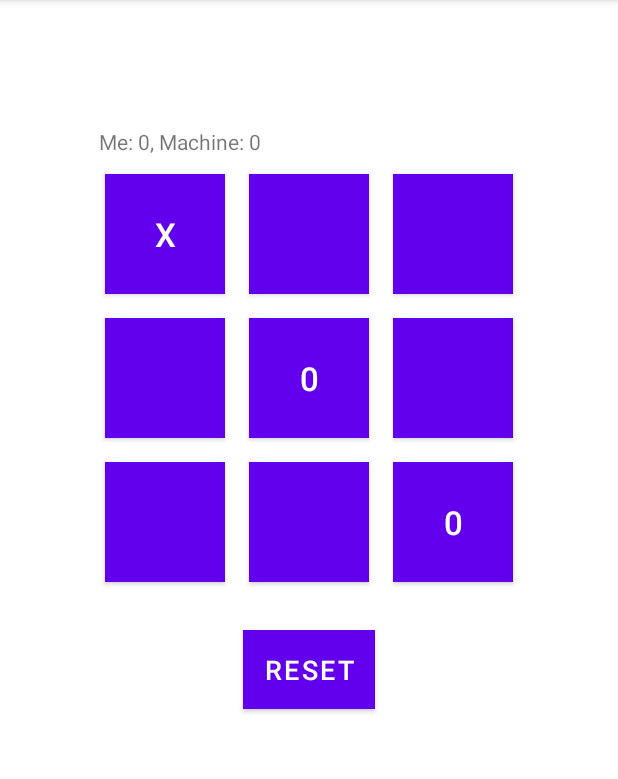
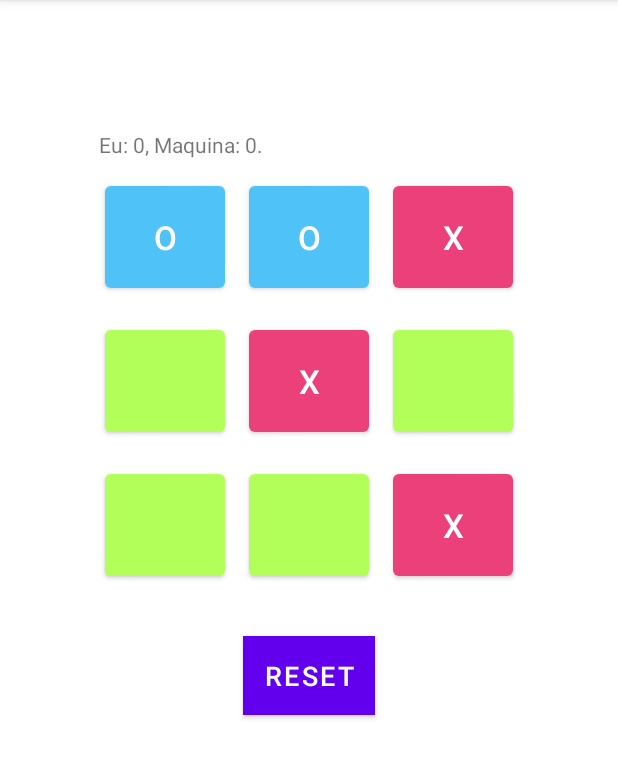
Before and after one commit to leoallvez/tic-tac-toe, an Android app: the screen it shows after launch (MainActivity), after a tap on an icon or button, on a phone screen of 412 x 824 dp, the part 84-863 px from its top. Run offline under Robolectric (Android 15) with nearby library versions, the phone set to English and light mode, and no system bars; our stand-ins replace data binding; 3 other taps on this screen came first.

Commit message:
diversos ajustes

```diff
--- a/app/build.gradle
+++ b/app/build.gradle
@@ -1,7 +1,6 @@
 plugins {
     id 'com.android.application'
     id 'kotlin-android'
-    id 'kotlin-android-extensions'
 }
 
 android {
@@ -32,8 +31,9 @@ android {
     kotlinOptions {
         jvmTarget = '1.8'
     }
-    dataBinding {
-        enabled = true
+    buildFeatures {
+        dataBinding = true
+        viewBinding = true
     }
 }
 
--- a/app/src/main/java/io/github/leoallvez/tictactoe/model/Board.kt
+++ b/app/src/main/java/io/github/leoallvez/tictactoe/model/Board.kt
@@ -1,6 +1,6 @@
 package io.github.leoallvez.tictactoe.model
 
-typealias GetPositionFunction = () -> List<List<Cell>>
+import io.github.leoallvez.tictactoe.GetPositionFunction
 
 object Board {
 
@@ -70,15 +70,15 @@ object Board {
         return diagonalsList
     }
 
-    private fun getPositionsFuns(): List<GetPositionFunction> {
+    private fun getPositionsFunc(): List<GetPositionFunction> {
         return listOf<GetPositionFunction>(
             ::getRowsList, ::getColsList, ::getDiagList
         )
     }
 
     fun run(action: (List<Cell>) -> Unit) {
-        val getPositionFuns = getPositionsFuns()
-        getPositionFuns.forEach { getPosition ->
+        val getPositionFunc = getPositionsFunc()
+        getPositionFunc.forEach { getPosition ->
             val position: List<List<Cell>> = getPosition.invoke()
             position.forEach { cells: List<Cell> ->
                 action(cells)
--- a/app/src/main/java/io/github/leoallvez/tictactoe/model/Cell.kt
+++ b/app/src/main/java/io/github/leoallvez/tictactoe/model/Cell.kt
@@ -16,8 +16,4 @@ class Cell(val row: Int, val col: Int) {
     fun isNotCenter(): Boolean {
         return !(row == 1 && col == 1)
     }
-
-    override fun toString(): String {
-        return "row: $row, col: $col, content: $content"
-    }
 }
--- a/app/src/main/java/io/github/leoallvez/tictactoe/model/HumanPlayer.kt
+++ b/app/src/main/java/io/github/leoallvez/tictactoe/model/HumanPlayer.kt
@@ -9,5 +9,6 @@ class HumanPlayer(seed: Seed, board: Board = Board) : Player(seed, board) {
         if (cell.isEmpty()) {
             cell.content = seed
         }
+        if (won()) { toScore() }
     }
 }
--- a/app/src/main/java/io/github/leoallvez/tictactoe/model/VirtualPlayer.kt
+++ b/app/src/main/java/io/github/leoallvez/tictactoe/model/VirtualPlayer.kt
@@ -7,6 +7,7 @@ class VirtualPlayer(seed: Seed, board: Board = Board) : Player(seed, board) {
 
     val opponentSeed by lazy { if(seed == Seed.X) Seed.O else Seed.X }
 
+    //TODO: make a game level
     private val rules by lazy {
         listOf<() -> Boolean> (::rule1, ::rule2, ::rule3, ::rule4, ::rule5, ::rule6)
     }
@@ -21,13 +22,14 @@ class VirtualPlayer(seed: Seed, board: Board = Board) : Player(seed, board) {
                 cell.content = seed
                 return true
             }
-        } while (checkedCells.size != 9)
+        } while (checkedCells.size <= 8)
         return false
     }
 
     fun play(): Boolean {
         rules.forEach { rule ->
             if(rule.invoke()) {
+                if (won()) { toScore() }
                 return@play true
             }
         }
@@ -51,14 +53,22 @@ class VirtualPlayer(seed: Seed, board: Board = Board) : Player(seed, board) {
         return play
     }
 
-    // 2 - caso contrário se algum movimento que cria uma linhas com
-    // duas casas ocupadas, faça ele.
+    /**
+     * 1 - If any movement creates a line with two occupied cells, do it.
+     * @return [Boolean] applied rule or not
+     */
     private fun rule1(): Boolean = rule0(seed)
 
-    // 1 - se o oponente ocupar duas casas seguidas, ocupe a terceira
+    /**
+     * 2 - If the opponent occupies two cells in a row, occupy the third.
+     * @return [Boolean] applied rule or not
+     */
     private fun rule2(): Boolean = rule0(opponentSeed)
 
-    // 3 - caso contrário, se o espaço do centro estive vazio, ocupe ele
+    /**
+     * 3 - Otherwise, if the central space is empty, occupy it.
+     * @return [Boolean] applied rule or not
+     */
     private fun rule3(): Boolean {
         val cell = board.cells[1][1]
         if (cell.isEmpty()) {
@@ -68,7 +78,10 @@ class VirtualPlayer(seed: Seed, board: Board = Board) : Player(seed, board) {
         return false
     }
 
-    // 4 - caso contrário, se o oponente preencheu uma quina, preencha a quina contrária.
+    /**
+     * 4 - Otherwise, if the opponent has filled in a corner, fill in the opposite corner.
+     * @return [Boolean] applied rule or not
+     */
     private fun rule4(): Boolean {
         val diagonalCells = board.getDiagList()
         diagonalCells.forEach { cells ->
@@ -85,7 +98,10 @@ class VirtualPlayer(seed: Seed, board: Board = Board) : Player(seed, board) {
         return false
     }
 
-    // 5 - caso contrário, se tiver uma quina vázia preencha ela.
+    /**
+     * 5 - Otherwise, if you have an empty corner, fill it out.
+     * @return [Boolean] applied rule or not
+     */
     private fun rule5(): Boolean {
         val diagonals = board.getDiagList()
         diagonals.forEach { cells ->
@@ -99,6 +115,9 @@ class VirtualPlayer(seed: Seed, board: Board = Board) : Player(seed, board) {
         return false
     }
 
-    // 6 - se nenhuma dessas condições acontencer, pode preencher qualquer espaço vázio.
+    /**
+     * 6 - if none of these conditions happens, you can fill any empty cell.
+     * @return [Boolean] applied rule or not
+     */
     private fun rule6(): Boolean = randomPlay()
 }
--- a/app/src/main/java/io/github/leoallvez/tictactoe/oneplayer/GameRepository.kt
+++ b/app/src/main/java/io/github/leoallvez/tictactoe/oneplayer/GameRepository.kt
@@ -2,6 +2,8 @@ package io.github.leoallvez.tictactoe.oneplayer
 
 import androidx.lifecycle.LiveData
 import androidx.lifecycle.MutableLiveData
+import io.github.leoallvez.tictactoe.LivePoints
+import io.github.leoallvez.tictactoe.MutableLivePoints
 import io.github.leoallvez.tictactoe.Seed
 import io.github.leoallvez.tictactoe.model.Board
 import io.github.leoallvez.tictactoe.model.HumanPlayer
@@ -9,14 +11,11 @@ import io.github.leoallvez.tictactoe.model.VirtualPlayer
 
 class GameRepository : IGameRepository {
 
-    private val humanPlayer = HumanPlayer(Seed.O)
-    private val virtualPlayer = VirtualPlayer(Seed.X)
-    //TODO put the points in a pair;
-    private val points: MutableLiveData<String> = MutableLiveData(
-            "Me: 0, Machine: 0"
-    )
+    private val humanPlayer by lazy { HumanPlayer(Seed.O) }
+    private val virtualPlayer by lazy { VirtualPlayer(Seed.X) }
 
-    override fun getPoints(): LiveData<String> = points
+    private val points: MutableLivePoints = MutableLiveData(Pair(0, 0))
+    override fun getPoints(): LivePoints = points
 
     private val board: MutableLiveData<Board> = MutableLiveData(Board)
     override fun getBoard(): LiveData<Board> = board
@@ -25,17 +24,11 @@ class GameRepository : IGameRepository {
     override fun play(row: Int, col: Int) {
         if (notGameOver(row, col)) {
             humanPlayer.play(row, col)
-            if (humanPlayer.won()) { humanPlayer.toScore() }
-            if (notGameOver(row, col).not()) {
-                if (virtualPlayer.won().not()) {
-                    virtualPlayer.play()
-                    if (virtualPlayer.won()) {
-                        virtualPlayer.toScore()
-                    }
-                }
+            if (nobodyWon()) {
+                virtualPlayer.play()
             }
-            updateLiveData()
         }
+        updateLiveData()
     }
 
     override fun startGame() {
@@ -46,12 +39,15 @@ class GameRepository : IGameRepository {
 
     private fun notGameOver(row: Int, col: Int): Boolean {
         val isEmptyPosition = Board.cells[row][col].isEmpty()
-        val someOneWon = humanPlayer.won() || virtualPlayer.won()
-        return isEmptyPosition && someOneWon.not()
+        return isEmptyPosition && nobodyWon()
+    }
+
+    private fun nobodyWon(): Boolean  {
+        return humanPlayer.won().not() && virtualPlayer.won().not()
     }
 
     private fun updateLiveData() {
         board.value = Board
-        points.value = "Me: ${humanPlayer.points}, Machine: ${virtualPlayer.points}"
+        points.value = Pair(humanPlayer.points, virtualPlayer.points)
     }
 }
--- a/app/src/main/java/io/github/leoallvez/tictactoe/oneplayer/IGameRepository.kt
+++ b/app/src/main/java/io/github/leoallvez/tictactoe/oneplayer/IGameRepository.kt
@@ -5,7 +5,7 @@ import io.github.leoallvez.tictactoe.model.Board
 
 interface IGameRepository {
 
-    fun getPoints(): LiveData<String>
+    fun getPoints(): LiveData<Pair<Int, Int>>
 
     fun getBoard(): LiveData<Board>
 
--- a/app/src/main/java/io/github/leoallvez/tictactoe/oneplayer/OnePlayerFragment.kt
+++ b/app/src/main/java/io/github/leoallvez/tictactoe/oneplayer/OnePlayerFragment.kt
@@ -32,16 +32,16 @@ class OnePlayerFragment : Fragment() {
         viewModel.getBoard().observe(viewLifecycleOwner, { board ->
             board?.run { row, col ->
                 when(board.cells[row][col].content) {
-                    Seed.O -> print(row, col, R.color.lightBlue, "X")
-                    Seed.X -> print(row, col, R.color.lightPink, "0")
+                    Seed.O -> print(row, col, R.color.lightBlue, "O")
+                    Seed.X -> print(row, col, R.color.lightPink, "X")
                     else   -> print(row, col, R.color.colorGreen, null)
                 }
             }
         })
         viewModel.getPoints().observe(viewLifecycleOwner, { points ->
-            points?.let {
-                binding.points.text = points
-            }
+            val human = points.first
+            val machine = points.second
+            binding.points.text = getString(R.string.score, human, machine)
         })
     }
 
--- a/app/src/main/java/io/github/leoallvez/tictactoe/oneplayer/OnePlayerViewModel.kt
+++ b/app/src/main/java/io/github/leoallvez/tictactoe/oneplayer/OnePlayerViewModel.kt
@@ -2,11 +2,12 @@ package io.github.leoallvez.tictactoe.oneplayer
 
 import androidx.lifecycle.LiveData
 import androidx.lifecycle.ViewModel
+import io.github.leoallvez.tictactoe.LivePoints
 import io.github.leoallvez.tictactoe.model.Board
 
 class OnePlayerViewModel(private val repository: IGameRepository) : ViewModel() {
 
-    fun getPoints(): LiveData<String> {
+    fun getPoints(): LivePoints {
         return repository.getPoints()
     }
 
--- /dev/null
+++ b/app/src/main/java/io/github/leoallvez/tictactoe/typealias.kt
@@ -0,0 +1,9 @@
+package io.github.leoallvez.tictactoe
+
+import androidx.lifecycle.LiveData
+import androidx.lifecycle.MutableLiveData
+import io.github.leoallvez.tictactoe.model.Cell
+
+typealias LivePoints = LiveData<Pair<Int, Int>>
+typealias MutableLivePoints = MutableLiveData<Pair<Int, Int>>
+typealias GetPositionFunction = () -> List<List<Cell>>
--- a/app/src/main/res/layout/activity_main.xml
+++ b/app/src/main/res/layout/activity_main.xml
@@ -1,7 +1,6 @@
 <FrameLayout
     xmlns:android="http://schemas.android.com/apk/res/android"
     xmlns:app="http://schemas.android.com/apk/res-auto"
-    xmlns:tools="http://schemas.android.com/tools"
     android:layout_width="match_parent"
     android:layout_height="match_parent">
     <fragment
--- a/app/src/main/res/layout/cell.xml
+++ /dev/null
@@ -1,12 +0,0 @@
-<?xml version="1.0" encoding="utf-8"?>
-
-<Button
-    xmlns:android="http://schemas.android.com/apk/res/android"
-    android:layout_width="80dp"
-    android:layout_height="80dp"
-    android:textSize="22sp"
-    android:textColor="#FFFFFF"
-    android:background="#B2FF59"
-    android:gravity="center"
-    android:layout_margin="8dp"
-    style="@style/Widget.AppCompat.Button" />
--- a/app/src/main/res/layout/fragment_one_player.xml
+++ b/app/src/main/res/layout/fragment_one_player.xml
@@ -1,19 +1,20 @@
 <?xml version="1.0" encoding="utf-8"?>
-<layout>
+<layout xmlns:tools="http://schemas.android.com/tools">
     <data>
         <variable
             name="viewModel"
             type="io.github.leoallvez.tictactoe.oneplayer.OnePlayerViewModel" />
     </data>
-    <FrameLayout xmlns:android="http://schemas.android.com/apk/res/android"
-        xmlns:tools="http://schemas.android.com/tools"
-        android:layout_width="match_parent"
-        android:layout_height="match_parent"
-        tools:context=".oneplayer.OnePlayerFragment">
+<!--    <FrameLayout-->
+<!--        xmlns:android="http://schemas.android.com/apk/res/android"-->
+<!--        android:layout_width="match_parent"-->
+<!--        android:layout_height="match_parent"-->
+<!--        tools:context=".oneplayer.OnePlayerFragment">-->
         <RelativeLayout
             xmlns:android="http://schemas.android.com/apk/res/android"
             android:layout_width="match_parent"
-            android:layout_height="match_parent">
+            android:layout_height="match_parent"
+            tools:ignore="UselessParent">
             <!--Table Layout with 3 rows and each row with 3 buttons-->
             <TableLayout
                 android:id="@+id/glGameBoard"
@@ -23,129 +24,73 @@
                 android:layout_below="@+id/tvInfo"
                 android:rowCount="3"
                 android:columnCount="3"
-                android:padding="8dp">
+                android:padding="10dp">
                 <TextView
                     android:id="@+id/points"
                     android:layout_width="match_parent"
-                    android:text="@{viewModel.getPoints()}"
                     android:padding="4dp"
                     android:layout_height="wrap_content" />
                 <!--Row 1-->
                 <TableRow>
                     <Button
-                        android:id="@+id/btnRow0Col0"
+                        style="@style/Cell"
+                        android:tag="0:0"
                         android:layout_width="80dp"
                         android:layout_height="80dp"
-                        android:textSize="22sp"
-                        android:textColor="#FFFFFF"
-                        android:background="#B2FF59"
-                        android:gravity="center"
-                        android:layout_margin="8dp"
-                        style="@style/Widget.AppCompat.Button"
-                        android:tag="0:0"
                         android:onClick="@{() -> viewModel.play(0, 0)}"/>
                     <Button
-                        android:id="@+id/btnRow0Col1"
+                        style="@style/Cell"
+                        android:tag="0:1"
                         android:layout_width="80dp"
                         android:layout_height="80dp"
-                        android:textSize="22sp"
-                        android:textColor="#FFFFFF"
-                        android:background="#B2FF59"
-                        android:gravity="center"
-                        android:layout_margin="8dp"
-                        style="@style/Widget.AppCompat.Button"
-                        android:tag="0:1"
                         android:onClick="@{() -> viewModel.play(0, 1)}"/>
                     <Button
-                        android:id="@+id/btnRow0Col2"
+                        style="@style/Cell"
+                        android:tag="0:2"
                         android:layout_width="80dp"
                         android:layout_height="80dp"
-                        android:textSize="22sp"
-                        android:textColor="#FFFFFF"
-                        android:background="#B2FF59"
-                        android:gravity="center"
-                        android:layout_margin="8dp"
-                        style="@style/Widget.AppCompat.Button"
-                        android:tag="0:2"
                         android:onClick="@{() -> viewModel.play(0, 2)}"/>
                 </TableRow>
                 <!--Row 2-->
                 <TableRow>
 
                     <Button
-                        android:id="@+id/btnRow1Col0"
+                        style="@style/Cell"
                         android:layout_width="80dp"
                         android:layout_height="80dp"
-                        android:textSize="22sp"
-                        android:textColor="#FFFFFF"
-                        android:background="#B2FF59"
-                        android:gravity="center"
-                        android:layout_margin="8dp"
-                        style="@style/Widget.AppCompat.Button"
                         android:tag="1:0"
                         android:onClick="@{() -> viewModel.play(1, 0)}"/>
                     <Button
-                        android:id="@+id/btnRow1Col1"
+                        style="@style/Cell"
                         android:layout_width="80dp"
                         android:layout_height="80dp"
-                        android:textSize="22sp"
-                        android:textColor="#FFFFFF"
-                        android:background="#B2FF59"
-                        android:gravity="center"
-                        android:layout_margin="8dp"
-                        style="@style/Widget.AppCompat.Button"
                         android:tag="1:1"
                         android:onClick="@{() -> viewModel.play(1, 1)}"/>
                     <Button
-                        android:id="@+id/btnRow1Col2"
+                        style="@style/Cell"
                         android:layout_width="80dp"
                         android:layout_height="80dp"
-                        android:textSize="22sp"
-                        android:textColor="#FFFFFF"
-                        android:background="#B2FF59"
-                        android:gravity="center"
-                        android:layout_margin="8dp"
-                        style="@style/Widget.AppCompat.Button"
                         android:tag="1:2"
                         android:onClick="@{() -> viewModel.play(1, 2)}"/>
                 </TableRow>
                 <!--Row 3-->
                 <TableRow>
-
                     <Button
-                        android:id="@+id/btnRow2Col0"
+                        style="@style/Cell"
                         android:layout_width="80dp"
                         android:layout_height="80dp"
-                        android:textSize="22sp"
-                        android:textColor="#FFFFFF"
-                        android:background="#B2FF59"
-                        android:gravity="center"
-                        android:layout_margin="8dp"
-                        style="@style/Widget.AppCompat.Button"
                         android:tag="2:0"
                         android:onClick="@{() -> viewModel.play(2, 0)}"/>
                     <Button
-                        android:id="@+id/btnRow2Col1"
+                        style="@style/Cell"
                         android:layout_width="80dp"
                         android:layout_height="80dp"
-                        android:textSize="22sp"
-                        android:textColor="#FFFFFF"
-                        android:background="#B2FF59"
-                        android:gravity="center"
-                        android:layout_margin="8dp"
-                        style="@style/Widget.AppCompat.Button"
                         android:tag="2:1"
                         android:onClick="@{() -> viewModel.play(2, 1)}"/>
                     <Button
-                        android:id="@+id/btnRow2Col2"
+                        style="@style/Cell"
                         android:layout_width="80dp"
                         android:layout_height="80dp"
-                        android:textSize="22sp"
-                        android:textColor="#FFFFFF"
-                        android:background="#B2FF59"
-                        android:gravity="center"
-                        android:layout_margin="8dp"
-                        style="@style/Widget.AppCompat.Button"
                         android:tag="2:2"
                         android:onClick="@{() -> viewModel.play(2, 2)}"/>
                 </TableRow>
@@ -170,6 +115,7 @@
                 android:layout_below="@+id/glGameBoard"
                 android:layout_centerHorizontal="true"
                 android:layout_margin="16dp"
+                android:radius="5dp"
                 android:padding="8dp"
                 android:text="@string/text_reset"
                 android:textSize="18sp"
@@ -177,5 +123,5 @@
                 android:onClick="@{() -> viewModel.startGame()}"
                 android:background="@color/colorPrimary"/>
         </RelativeLayout>
-    </FrameLayout>
+<!--    </FrameLayout>-->
 </layout>
--- a/app/src/main/res/values-night/themes.xml
+++ b/app/src/main/res/values-night/themes.xml
@@ -11,6 +11,15 @@
         <item name="colorOnSecondary">@color/black</item>
         <!-- Status bar color. -->
         <item name="android:statusBarColor" tools:targetApi="l">?attr/colorPrimaryVariant</item>
-        <!-- Customize your theme here. -->
+    </style>
+    <!-- Customize your theme here. -->
+    <style name="Cell">
+<!--        <item name="android:layout_width">match_parent</item>-->
+<!--        <item name="android:layout_height">match_parent</item>-->
+        <item name="android:textSize">22sp</item>
+        <item name="android:textColor">@color/white</item>
+        <item name="background">@color/colorGreen</item>
+        <item name="android:gravity">center</item>
+        <item name="android:layout_margin">8dp</item>
     </style>
 </resources>
--- a/app/src/main/res/values/strings.xml
+++ b/app/src/main/res/values/strings.xml
@@ -3,6 +3,4 @@
     <string name="text_start">Start</string>
     <string name="text_reset">Reset</string>
     <string name="score">Eu: %1$d, Maquina: %2$d.</string>
-    <!-- TODO: Remove or change this placeholder text -->
-    <string name="hello_blank_fragment">Hello blank fragment</string>
 </resources>
--- a/app/src/main/res/values/themes.xml
+++ b/app/src/main/res/values/themes.xml
@@ -11,6 +11,26 @@
         <item name="colorOnSecondary">@color/black</item>
         <!-- Status bar color. -->
         <item name="android:statusBarColor" tools:targetApi="l">?attr/colorPrimaryVariant</item>
-        <!-- Customize your theme here. -->
+    </style>
+    <!-- Customize your theme here. -->
+    <style name="Cell">
+<!--        <item name="android:layout_width">match_parent</item>-->
+<!--        <item name="android:layout_height">match_parent</item>-->
+        <item name="android:textSize">22sp</item>
+        <item name="android:textColor">@color/white</item>
+        <item name="background">@color/colorGreen</item>
+        <item name="android:gravity">center</item>
+        <item name="android:layout_margin">8dp</item>
     </style>
 </resources>
+
+
+<!--
+             android:layout_width="80dp"
+                        android:layout_height="80dp"
+                        android:textSize="22sp"
+                        android:textColor="#FFFFFF"
+                        android:background="#B2FF59"
+                        android:gravity="center"
+                        android:layout_margin="8dp"
+-->
```
